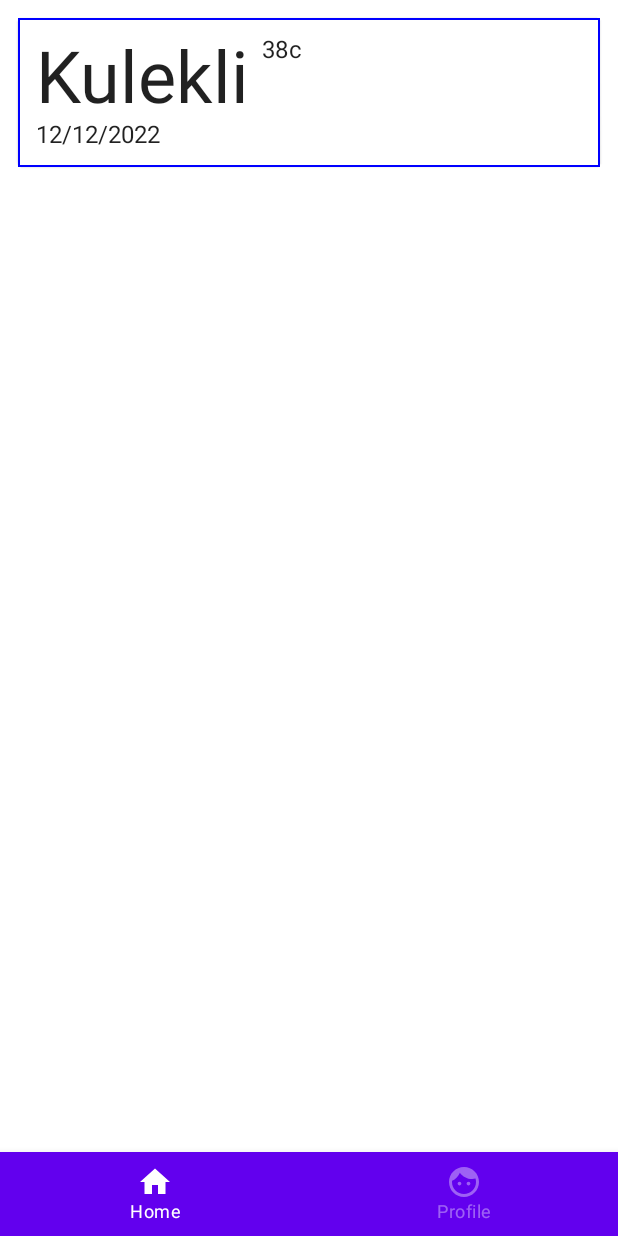
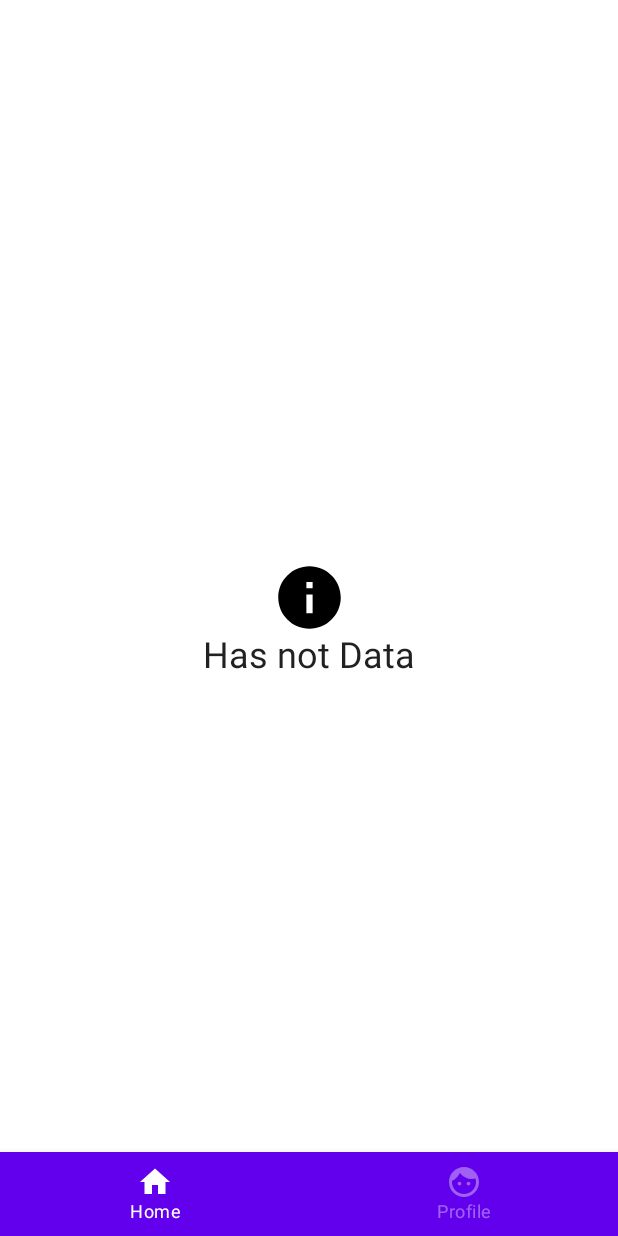
Before and after one commit to khayalsherif/Weather-Application, an Android app built with Jetpack Compose: the screen it shows after launch (MainActivity), on a phone screen of 412 x 824 dp. Run offline under Robolectric (Android 15) with nearby library versions, the phone set to English and light mode, and no system bars; our stand-ins replace Dagger/Hilt's generated code.

Commit message:
add states

```diff
--- a/app/build.gradle
+++ b/app/build.gradle
@@ -88,7 +88,7 @@ dependencies {
     implementation 'com.google.android.gms:play-services-location:20.0.0'
 
     // Navigation Compose
-    implementation("androidx.navigation:navigation-compose:2.5.0-rc01")
+    implementation("androidx.navigation:navigation-compose:2.5.0-rc02")
 
     //Permissions Compose
     implementation 'com.google.accompanist:accompanist-permissions:0.21.1-beta'
--- a/app/src/main/java/com/example/weatherappwithcompose/MainActivity.kt
+++ b/app/src/main/java/com/example/weatherappwithcompose/MainActivity.kt
@@ -1,104 +1,82 @@
 package com.example.weatherappwithcompose
 
 import android.Manifest
-import android.content.pm.PackageManager
 import android.os.Bundle
 import androidx.activity.ComponentActivity
 import androidx.activity.compose.setContent
-import androidx.activity.result.contract.ActivityResultContracts
-import androidx.core.app.ActivityCompat
-import androidx.lifecycle.ViewModelProvider
-import androidx.lifecycle.lifecycleScope
+import androidx.compose.foundation.layout.*
+import androidx.compose.material.Button
+import androidx.compose.material.Text
+import androidx.compose.runtime.Composable
+import androidx.compose.ui.Alignment
+import androidx.compose.ui.Modifier
+import androidx.compose.ui.unit.dp
 import androidx.navigation.compose.rememberNavController
 import com.example.weatherappwithcompose.graphs.RootNavGraph
 import com.example.weatherappwithcompose.ui.theme.WeatherAppWithComposeTheme
-import com.example.weatherappwithcompose.view_model.MainViewModel
-import com.google.android.gms.location.FusedLocationProviderClient
-import com.google.android.gms.location.LocationServices
+import com.google.accompanist.permissions.ExperimentalPermissionsApi
+import com.google.accompanist.permissions.rememberMultiplePermissionsState
 import dagger.hilt.android.AndroidEntryPoint
-import kotlinx.coroutines.launch
-
-private lateinit var viewModel: MainViewModel
-private lateinit var fusedLocationClient: FusedLocationProviderClient
 
 @AndroidEntryPoint
 class MainActivity : ComponentActivity() {
     override fun onCreate(savedInstanceState: Bundle?) {
         super.onCreate(savedInstanceState)
-        viewModel = ViewModelProvider(this)[MainViewModel::class.java]
-        fusedLocationClient = LocationServices.getFusedLocationProviderClient(this)
-
         setContent {
             WeatherAppWithComposeTheme {
-                RootNavGraph(navController = rememberNavController())
+                MultiplePermission()
             }
-        }
-
-        if (ActivityCompat.checkSelfPermission(
-                this, Manifest.permission.ACCESS_FINE_LOCATION
-            ) == PackageManager.PERMISSION_GRANTED
-        ) {
-            findLocation()
-            collectTheResponse()
-        } else {
-            fetchLocation()
         }
     }
 
-    private fun collectTheResponse() {
-        lifecycleScope.launch {
-            viewModel.state.collect { state ->
-                if (!state.isLoading) {
-                    if (state.hasInternet) {
-                        if (state.error.isNotBlank()) {
-                            println(state.error)
-                        } else {
-                            println(state.weather!!.daily[0].temp)
-                        }
-                    } else {
-                        println(state.error)
-                    }
+    @OptIn(ExperimentalPermissionsApi::class)
+    @Composable
+    private fun MultiplePermission() {
+        val locationPermissionsState = rememberMultiplePermissionsState(
+            listOf(
+                Manifest.permission.ACCESS_COARSE_LOCATION,
+                Manifest.permission.ACCESS_FINE_LOCATION,
+            )
+        )
+        if (locationPermissionsState.allPermissionsGranted) {
+            RootNavGraph(navController = rememberNavController())
+        } else {
+            Column(
+                modifier = Modifier.fillMaxSize(),
+                horizontalAlignment = Alignment.CenterHorizontally,
+                verticalArrangement = Arrangement.Center
+            ) {
+                val allPermissionsRevoked =
+                    locationPermissionsState.permissions.size ==
+                            locationPermissionsState.revokedPermissions.size
+
+                val textToShow = if (!allPermissionsRevoked) {
+                    // If not all the permissions are revoked, it's because the user accepted the COARSE
+                    // location permission, but not the FINE one.
+                    "Yay! Thanks for letting me access your approximate location. " +
+                            "But you know what would be great? If you allow me to know where you " +
+                            "exactly are. Thank you!"
+                } else if (locationPermissionsState.shouldShowRationale) {
+                    // Both location permissions have been denied
+                    "Getting your exact location is important for this app. " +
+                            "Please grant us fine location. Thank you :D"
+                } else {
+                    // First time the user sees this feature or the user doesn't want to be asked again
+                    "This feature requires location permission"
+                }
+
+                val buttonText = if (!allPermissionsRevoked) {
+                    "Allow precise location"
+                } else {
+                    "Request permissions"
+                }
+
+                Text(text = textToShow)
+                Spacer(modifier = Modifier.height(8.dp))
+                Button(onClick = { locationPermissionsState.launchMultiplePermissionRequest() }) {
+                    Text(buttonText)
                 }
             }
         }
     }
-
-    private fun fetchLocation() {
-        if (ActivityCompat.checkSelfPermission(
-                this, Manifest.permission.ACCESS_FINE_LOCATION
-            ) !=
-            PackageManager.PERMISSION_GRANTED && ActivityCompat.checkSelfPermission(
-                this, Manifest.permission.ACCESS_COARSE_LOCATION
-            ) !=
-            PackageManager.PERMISSION_GRANTED
-        ) {
-            requestMultiplePermissions.launch(
-                arrayOf(
-                    Manifest.permission.ACCESS_FINE_LOCATION,
-                    Manifest.permission.ACCESS_COARSE_LOCATION
-                )
-            )
-            return
-        }
-    }
-
-    private val requestMultiplePermissions =
-        registerForActivityResult(ActivityResultContracts.RequestMultiplePermissions()) { permissions ->
-            permissions.entries.forEach {
-                if (it.key == Manifest.permission.ACCESS_FINE_LOCATION && it.value
-                ) {
-                    findLocation()
-                    collectTheResponse()
-                }
-            }
-        }
-
-    private fun findLocation() {
-        fusedLocationClient.lastLocation
-            .addOnSuccessListener { location ->
-                location?.let {
-                    println(location)
-                }
-            }
-    }
 }
--- a/app/src/main/java/com/example/weatherappwithcompose/screens/contents/HomeContent.kt
+++ b/app/src/main/java/com/example/weatherappwithcompose/screens/contents/HomeContent.kt
@@ -1,75 +1,61 @@
 package com.example.weatherappwithcompose.screens.contents
 
-import androidx.compose.foundation.background
-import androidx.compose.foundation.border
 import androidx.compose.foundation.layout.*
-import androidx.compose.material.Card
-import androidx.compose.material.Text
+import androidx.compose.material.Scaffold
 import androidx.compose.runtime.Composable
 import androidx.compose.runtime.collectAsState
-import androidx.compose.runtime.mutableStateOf
-import androidx.compose.runtime.remember
 import androidx.compose.ui.Modifier
-import androidx.compose.ui.graphics.Color
 import androidx.compose.ui.tooling.preview.Preview
 import androidx.compose.ui.unit.dp
-import com.example.weatherappwithcompose.permissions.PermissionDeniedContent
-import com.example.weatherappwithcompose.ui.theme.Typography
+import com.example.weatherappwithcompose.components.WeatherItem
+import com.example.weatherappwithcompose.screens.state_contents.EmptyDataContent
+import com.example.weatherappwithcompose.screens.state_contents.InternetErrorContent
+import com.example.weatherappwithcompose.screens.state_contents.LoadingContent
 import com.example.weatherappwithcompose.view_model.MainViewModel
-import com.google.accompanist.permissions.ExperimentalPermissionsApi
-import com.google.accompanist.permissions.MultiplePermissionsState
-import com.google.accompanist.permissions.rememberMultiplePermissionsState
 
 @Composable
 fun HomeContent(viewModel: MainViewModel) {
-    Row {
-        WeatherItemPreview()
-    }
-
     viewModel.state.collectAsState().value.apply {
-        if (!this.isLoading) {
-            if (this.hasInternet) {
-                if (this.error.isNotBlank()) {
-                    println(this.error)
+        val weatherState = this
+        if (!weatherState.isLoading) {
+            if (weatherState.hasInternet) {
+                if (weatherState.error.isNotBlank()) {
+                    EmptyDataContent()
                 } else {
-                    println(this.weather!!.daily[0].temp)
+                    Scaffold { contentPadding ->
+                        Box(
+                            modifier = Modifier
+                                .padding(contentPadding)
+                        ) {
+                            WeatherItem(
+                                temperature = "18C",
+                                description = weatherState.weather!!.daily[0].temp.day.toString(),
+                                date = "11/01/2021"
+                            )
+                        }
+                    }
                 }
             } else {
-                println(this.error)
+                InternetErrorContent()
             }
+        } else {
+            LoadingContent()
         }
     }
-
 }
 
 @Composable
-fun WeatherItem(
-    temperature: String,
-    description: String,
-    date: String,
-    modifier: Modifier = Modifier
-) {
-    Card(
-        modifier = modifier
-            .border(width = 1.dp, color = Color.Blue)
-            .fillMaxWidth()
-    ) {
-        Row(
-            modifier = modifier
-                .background(Color.White)
-        ) {
-
-            Column {
-                Text(text = description, style = Typography.h3)
-                Text(text = date)
-            }
-            Text(text = temperature, modifier = Modifier.padding(start = 8.dp))
-        }
-    }
+fun WeatherList() {
 }
 
 @Preview
 @Composable
 fun WeatherItemPreview() {
-    WeatherItem(temperature = "38c", "Kulekli", "12/12/2022", modifier = Modifier.padding(12.dp))
+    WeatherItem(temperature = "38c", "Windy", "12/12/2022", modifier = Modifier.padding(12.dp))
 }
+
+@Preview
+@Composable
+fun WeatherListPreview() {
+    WeatherList()
+}
--- /dev/null
+++ b/app/src/main/java/com/example/weatherappwithcompose/screens/state_contents/EmptyDataContent.kt
@@ -0,0 +1,39 @@
+package com.example.weatherappwithcompose.screens.state_contents
+
+import androidx.compose.foundation.Image
+import androidx.compose.foundation.background
+import androidx.compose.foundation.layout.*
+import androidx.compose.material.Text
+import androidx.compose.material.icons.Icons
+import androidx.compose.material.icons.filled.Info
+import androidx.compose.material.icons.filled.Warning
+import androidx.compose.runtime.Composable
+import androidx.compose.ui.Alignment
+import androidx.compose.ui.Modifier
+import androidx.compose.ui.graphics.Color
+import androidx.compose.ui.graphics.ColorFilter
+import androidx.compose.ui.tooling.preview.Preview
+import androidx.compose.ui.unit.dp
+import com.example.weatherappwithcompose.ui.theme.Typography
+
+@Preview
+@Composable
+fun EmptyDataContent() {
+    Column(
+        modifier = Modifier
+            .fillMaxSize()
+            .background(color = Color.White),
+        verticalArrangement = Arrangement.Center,
+        horizontalAlignment = Alignment.CenterHorizontally
+    ) {
+        Image(
+            imageVector = Icons.Default.Info,
+            contentDescription = "Warning Image",
+            modifier = Modifier
+                .height(50.dp)
+                .width(50.dp),
+            colorFilter = ColorFilter.tint(color = Color.Black)
+        )
+        Text(text = "Has not Data", style = Typography.h5)
+    }
+}
--- /dev/null
+++ b/app/src/main/java/com/example/weatherappwithcompose/screens/state_contents/LoadingContent.kt
@@ -0,0 +1,23 @@
+package com.example.weatherappwithcompose.screens.state_contents
+
+import androidx.compose.foundation.background
+import androidx.compose.foundation.layout.*
+import androidx.compose.material.CircularProgressIndicator
+import androidx.compose.runtime.Composable
+import androidx.compose.ui.Alignment
+import androidx.compose.ui.Modifier
+import androidx.compose.ui.graphics.Color
+import androidx.compose.ui.tooling.preview.Preview
+
+@Preview
+@Composable
+fun LoadingContent() {
+    Box(
+        contentAlignment = Alignment.Center,
+        modifier = Modifier
+            .fillMaxSize()
+            .background(color = Color.White),
+    ) {
+        CircularProgressIndicator()
+    }
+}
--- a/app/src/main/java/com/example/weatherappwithcompose/view_model/MainViewModel.kt
+++ b/app/src/main/java/com/example/weatherappwithcompose/view_model/MainViewModel.kt
@@ -1,20 +1,17 @@
 package com.example.weatherappwithcompose.view_model
 
 import android.app.Application
-import android.content.Context
 import androidx.lifecycle.viewModelScope
 import com.example.domain.use_case.get_weather.GetWeatherUseCase
 import com.example.domain.utils.NetworkResult
 import com.example.weatherappwithcompose.base.BaseViewModel
 import com.example.weatherappwithcompose.model.WeatherState
 import dagger.hilt.android.lifecycle.HiltViewModel
-import dagger.hilt.android.qualifiers.ApplicationContext
 import kotlinx.coroutines.flow.*
 import javax.inject.Inject
 
 @HiltViewModel
 class MainViewModel @Inject constructor(
-    @ApplicationContext var context: Context,
     application: Application,
     private val getWeatherUseCase: GetWeatherUseCase
 ) : BaseViewModel() {
```
Also changed, not shown: app/src/main/java/com/example/weatherappwithcompose/components/WeatherItem.kt (added, +41 -0 lines), app/src/main/java/com/example/weatherappwithcompose/permissions/PermissionState.kt (deleted, +0 -69 lines), app/src/main/java/com/example/weatherappwithcompose/screens/state_contents/InternetErrorContent.kt (added, +38 -0 lines).
